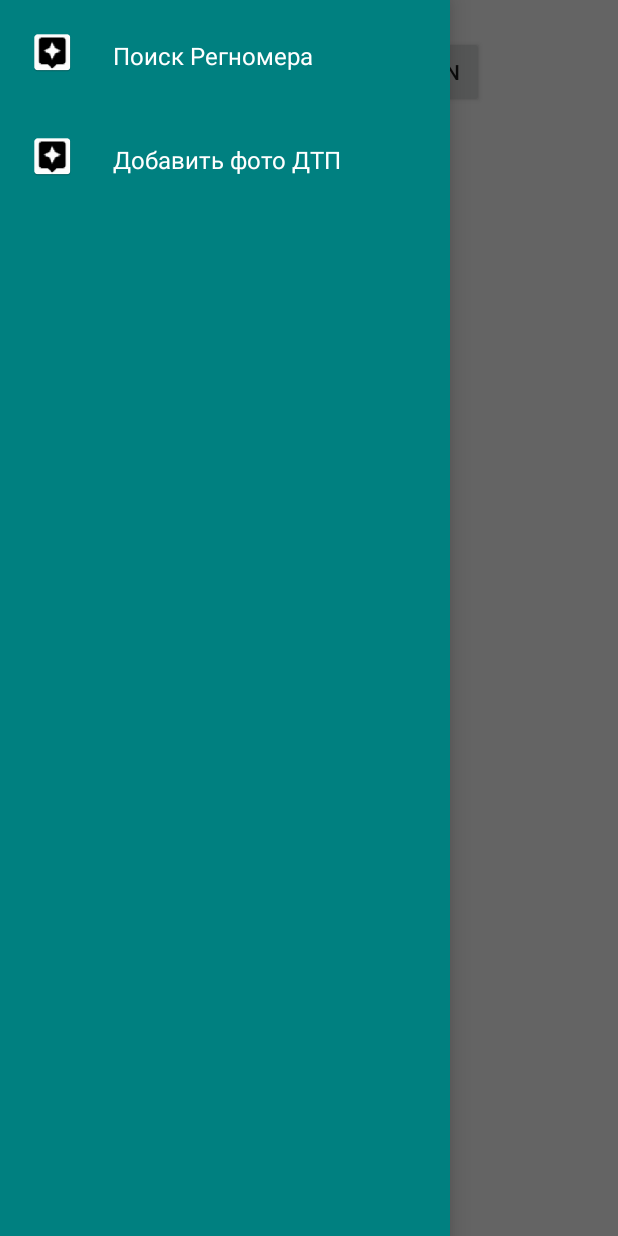
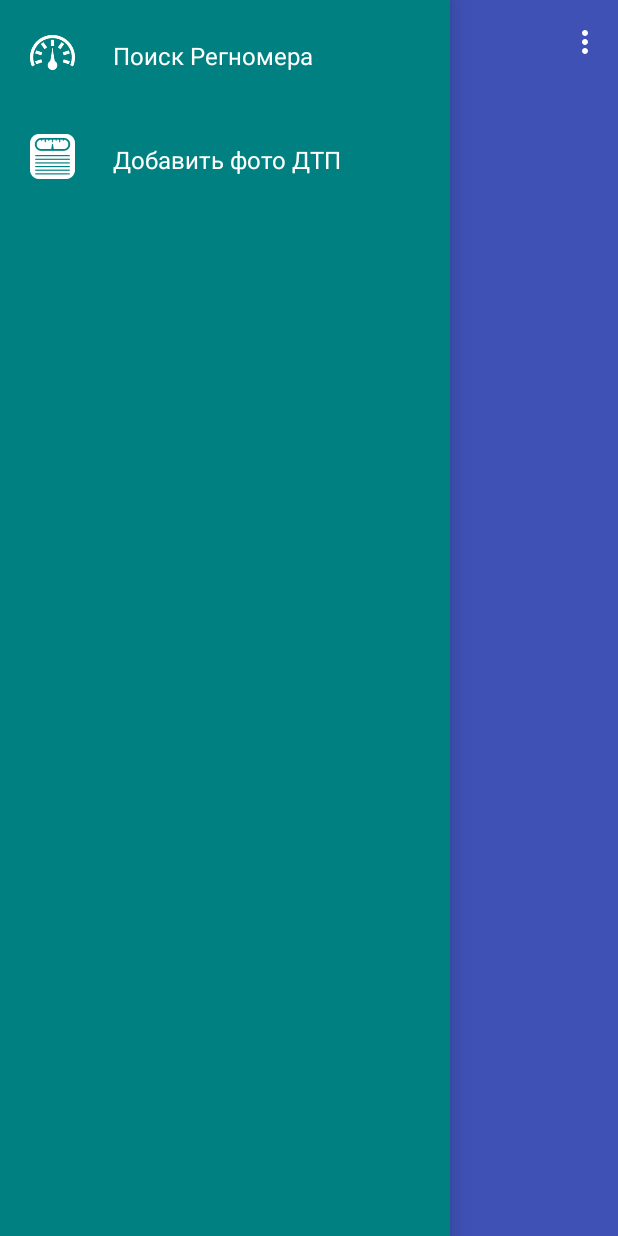
Before and after one commit to iopiopi1/MyFitness, an Android app: the screen it shows after launch (MainActivity), with the side drawer open, on a phone screen of 412 x 824 dp. Run offline under Robolectric (Android 15) with nearby library versions, the phone set to English and light mode, and no system bars.

Commit message:
fixed drawer

```diff
--- a/app/src/main/java/com/example/iopiopi/myfitness/MainActivity.java
+++ b/app/src/main/java/com/example/iopiopi/myfitness/MainActivity.java
@@ -26,7 +26,7 @@
 import android.widget.ListView;
 import android.content.res.Configuration;
 import android.widget.TextView;
-
+import 	android.content.Context;
 import com.bumptech.glide.Glide;
 
 import org.json.JSONObject;
@@ -34,8 +34,9 @@
 import org.json.JSONException;
 import android.view.ViewGroup.LayoutParams;
 import android.util.Log;
-
+import 	android.view.ViewGroup;
 import MyFitness.KeyValueList;
+import 	android.view.LayoutInflater;
 
 public class MainActivity extends AppCompatActivity {
 
@@ -55,18 +56,20 @@
     private ActionBarDrawerToggle mDrawerToggle;
     private ListView mDrawerList;
     private String[] menuAppItemTitles;
+    private String[] menuAppItemIcons;
 
     @Override
     protected void onCreate(Bundle savedInstanceState) {
         super.onCreate(savedInstanceState);
         setContentView(R.layout.activity_main);
         mainActivity = this;
-        //getSupportActionBar().setDisplayShowHomeEnabled(true);
-        //getSupportActionBar().setIcon(R.drawable.logo);
 
 
         Toolbar toolbar = (Toolbar) findViewById(R.id.toolbar);
         setSupportActionBar(toolbar);
+        getSupportActionBar().setDisplayShowHomeEnabled(true);
+        getSupportActionBar().setHomeButtonEnabled(true);
+        getSupportActionBar().setIcon(R.drawable.logo);
 
         init();
         checkCurUser();
@@ -83,6 +86,8 @@
                 searchRegnum(cardamUrlSearchRegnumCurrent);
             }
         });
+        //drawer
+        initLeftDrawer();
 
     }
 
@@ -93,6 +98,15 @@
         return true;
     }
 
+
+    /* Called whenever we call invalidateOptionsMenu() */
+    @Override
+    public boolean onPrepareOptionsMenu(Menu menu) {
+        // If the nav drawer is open, hide action items related to the content view
+        boolean drawerOpen = mDrawerLayout.isDrawerOpen(mDrawerList);
+        //menu.findItem(R.id.action_websearch).setVisible(!drawerOpen);
+        return super.onPrepareOptionsMenu(menu);
+    }
 
     @Override
     public void setTitle(CharSequence title) {
@@ -141,17 +155,34 @@
         //db.deleteDatabase();
 
 
-        //drawer
-        initLeftDrawer();
     }
 
     public void initLeftDrawer(){
         menuAppItemTitles = getResources().getStringArray(R.array.menuAppItemTitles);
+        menuAppItemIcons = getResources().getStringArray(R.array.menuAppItemIcons);
         mDrawerList = (ListView) findViewById(R.id.left_drawer);
 
         // Set the adapter for the list view
-        mDrawerList.setAdapter(new ArrayAdapter<String>(this,
-                R.layout.drawer_list_item, R.id.textView, menuAppItemTitles));
+        mDrawerList.setAdapter(
+            new ArrayAdapter<String>(this,
+                R.layout.drawer_list_item,
+                R.id.textView,
+                menuAppItemTitles)
+           {
+               @Override
+               public View getView(int position, View convertView, ViewGroup parent) {
+                   LayoutInflater inflater = (LayoutInflater) getContext().getSystemService(Context.LAYOUT_INFLATER_SERVICE);
+                   View rowView = inflater.inflate(R.layout.drawer_list_item, parent, false);
+                   TextView textView = (TextView) rowView.findViewById(R.id.textView);
+                   ImageView imageView = (ImageView) rowView.findViewById(R.id.icon);
+                   textView.setText(menuAppItemTitles[position]);
+                   if(position == 0){imageView.setImageResource(R.drawable.pressure);}
+                   if(position == 1){imageView.setImageResource(R.drawable.scale);}
+                   return rowView;
+               }
+           }
+        );
+
         // Set the list's click listener
         mDrawerList.setOnItemClickListener(new DrawerItemClickListener());
 
@@ -160,6 +191,7 @@
         mDrawerToggle = new ActionBarDrawerToggle(
                 this,                  /* host Activity */
                 mDrawerLayout,         /* DrawerLayout object */
+                //R.drawable.pressure,
                 R.string.drawer_open,  /* "open drawer" description */
                 R.string.drawer_close  /* "close drawer" description */
         )
@@ -179,13 +211,37 @@
             public void onDrawerOpened(View drawerView) {
                 super.onDrawerOpened(drawerView);
                 //getActionBar().setTitle(mDrawerTitle);
+                mDrawerList.bringToFront();
+                mDrawerLayout.requestLayout();
                 invalidateOptionsMenu(); // creates call to onPrepareOptionsMenu()
             }
+
+
         };
 
 
         // Set the drawer toggle as the DrawerListener
         mDrawerLayout.addDrawerListener(mDrawerToggle);
+
+
+    }
+
+
+    private void selectItem(int position) {
+        String category;
+
+        if(position == 0){
+            String ActivityName = this.getClass().getSimpleName();
+            if(!ActivityName.equals("MainActivity")){
+                finish();
+            }
+        }
+        if(position == 1){
+            Intent intent = new Intent(this, PhotoActivity.class);
+            startActivityForResult(intent, 1);
+        }
+        mDrawerLayout.closeDrawer(mDrawerList);
+
     }
 
     private class DrawerItemClickListener implements ListView.OnItemClickListener {
@@ -195,20 +251,6 @@
         }
     }
 
-    private void selectItem(int position) {
-        mDrawerLayout.closeDrawer(mDrawerList);
-        String category;
-        if(position == 0){
-            if(this.getClass().getSimpleName() != "MainActivity"){
-                finish();
-            }
-        }
-        if(position == 1){
-            Intent intent = new Intent(this, PhotoActivity.class);
-            startActivityForResult(intent, 1);
-        }
-
-    }
 
     public void checkCurUser(){
         postParams = db.getCurUser(db.dbMyFitness);
--- a/app/src/main/res/layout/activity_main.xml
+++ b/app/src/main/res/layout/activity_main.xml
@@ -6,6 +6,20 @@
     android:id="@+id/drawer_layout"
 android:layout_width="match_parent"
 android:layout_height="match_parent">
+
+    <android.support.design.widget.AppBarLayout
+        android:layout_width="match_parent"
+        android:layout_height="wrap_content"
+        android:theme="@style/AppTheme.AppBarOverlay">
+
+        <android.support.v7.widget.Toolbar
+            android:id="@+id/toolbar"
+            android:layout_width="match_parent"
+            android:layout_height="?attr/actionBarSize"
+            android:background="?attr/colorPrimary"
+            app:popupTheme="@style/AppTheme.PopupOverlay" />
+
+    </android.support.design.widget.AppBarLayout>
 
     <ListView
         android:id="@+id/left_drawer"
--- a/app/src/main/res/layout/drawer_list_item.xml
+++ b/app/src/main/res/layout/drawer_list_item.xml
@@ -25,7 +25,6 @@
         android:layout_weight="0.73"
         android:paddingLeft="5dp"
         android:paddingTop="6dp"
-        android:text="Поиск"
         android:textAppearance="@style/TextAppearance.AppCompat.Body1"
         android:textColor="@android:color/background_light"
         android:textSize="16sp" />
--- a/app/src/main/res/values/strings.xml
+++ b/app/src/main/res/values/strings.xml
@@ -22,5 +22,8 @@
         <item>Поиск Регномера</item>
         <item>Добавить фото ДТП</item>
     </string-array>
-
+    <string-array name="menuAppItemIcons">
+        <item>@drawable/pressure</item>
+        <item>@drawable/scale</item>
+    </string-array>
 </resources>
```
Also changed, not shown: 2 other files.
